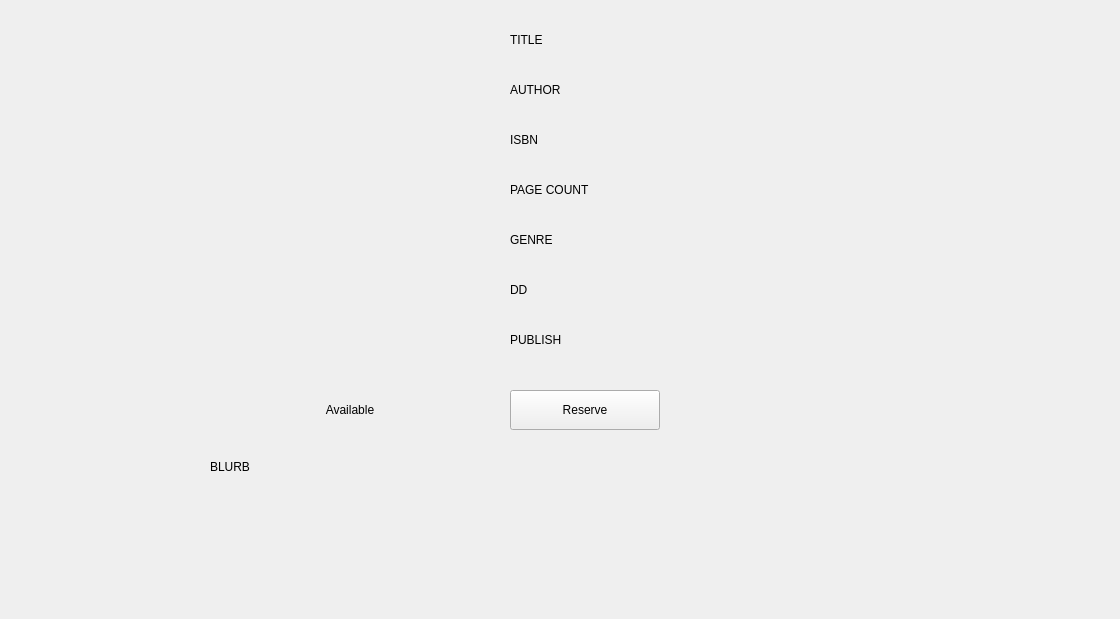
Before: the Qt Designer form viewbook.ui in Frederick-Rive/CS106_LibrarySystem_GroupProject, drawn with Qt 5.
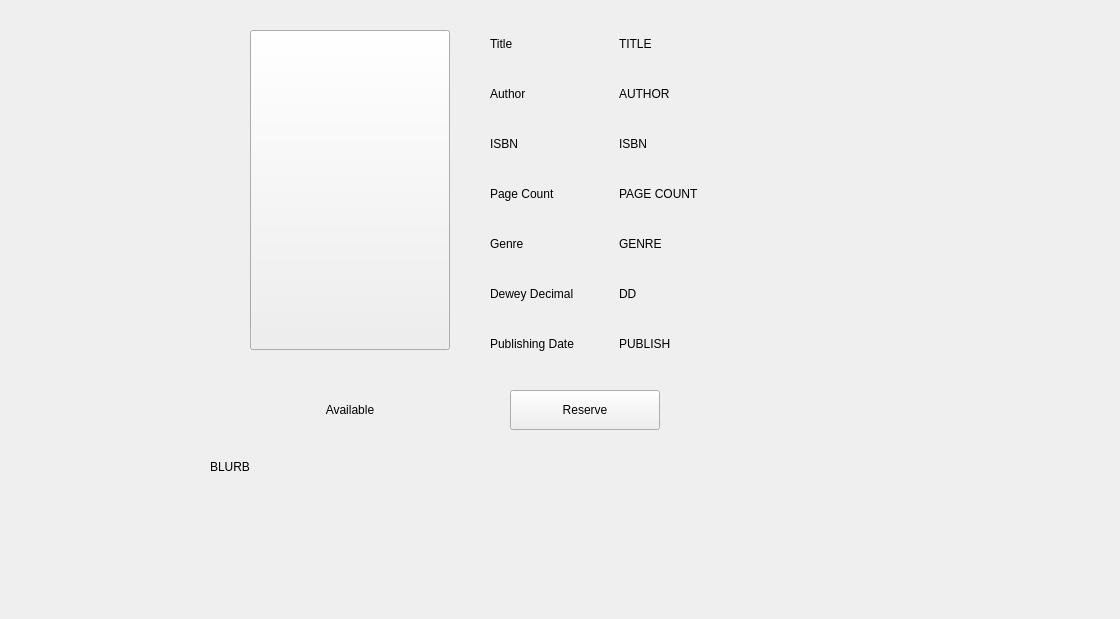
After: the same form once the commit is applied.

```diff
--- a/viewbook.ui
+++ b/viewbook.ui
@@ -19,19 +19,6 @@
   <property name="windowTitle">
    <string>Form</string>
   </property>
-  <widget class="QLabel" name="coverLabel">
-   <property name="geometry">
-    <rect>
-     <x>250</x>
-     <y>30</y>
-     <width>200</width>
-     <height>320</height>
-    </rect>
-   </property>
-   <property name="text">
-    <string/>
-   </property>
-  </widget>
   <widget class="QPushButton" name="prebookButton">
    <property name="geometry">
     <rect>
@@ -45,106 +32,6 @@
     <string>Reserve</string>
    </property>
   </widget>
-  <widget class="QLabel" name="titleLabel">
-   <property name="geometry">
-    <rect>
-     <x>510</x>
-     <y>20</y>
-     <width>500</width>
-     <height>40</height>
-    </rect>
-   </property>
-   <property name="minimumSize">
-    <size>
-     <width>100</width>
-     <height>40</height>
-    </size>
-   </property>
-   <property name="maximumSize">
-    <size>
-     <width>500</width>
-     <height>40</height>
-    </size>
-   </property>
-   <property name="text">
-    <string>TITLE</string>
-   </property>
-  </widget>
-  <widget class="QLabel" name="authorLabel">
-   <property name="geometry">
-    <rect>
-     <x>510</x>
-     <y>70</y>
-     <width>500</width>
-     <height>40</height>
-    </rect>
-   </property>
-   <property name="minimumSize">
-    <size>
-     <width>100</width>
-     <height>40</height>
-    </size>
-   </property>
-   <property name="maximumSize">
-    <size>
-     <width>500</width>
-     <height>40</height>
-    </size>
-   </property>
-   <property name="text">
-    <string>AUTHOR</string>
-   </property>
-  </widget>
-  <widget class="QLabel" name="isbnLabel">
-   <property name="geometry">
-    <rect>
-     <x>510</x>
-     <y>120</y>
-     <width>500</width>
-     <height>40</height>
-    </rect>
-   </property>
-   <property name="minimumSize">
-    <size>
-     <width>100</width>
-     <height>40</height>
-    </size>
-   </property>
-   <property name="maximumSize">
-    <size>
-     <width>500</width>
-     <height>40</height>
-    </size>
-   </property>
-   <property name="text">
-    <string>ISBN</string>
-   </property>
-  </widget>
-  <widget class="QLabel" name="pgLabel">
-   <property name="geometry">
-    <rect>
-     <x>510</x>
-     <y>170</y>
-     <width>500</width>
-     <height>40</height>
-    </rect>
-   </property>
-   <property name="minimumSize">
-    <size>
-     <width>100</width>
-     <height>40</height>
-    </size>
-   </property>
-   <property name="maximumSize">
-    <size>
-     <width>500</width>
-     <height>40</height>
-    </size>
-   </property>
-   <property name="text">
-    <string>PAGE COUNT</string>
-   </property>
-  </widget>
   <widget class="QLabel" name="availableLabel">
    <property name="geometry">
     <rect>
@@ -173,56 +60,6 @@
     <set>Qt::AlignCenter</set>
    </property>
   </widget>
-  <widget class="QLabel" name="genreLabel">
-   <property name="geometry">
-    <rect>
-     <x>510</x>
-     <y>220</y>
-     <width>500</width>
-     <height>40</height>
-    </rect>
-   </property>
-   <property name="minimumSize">
-    <size>
-     <width>100</width>
-     <height>40</height>
-    </size>
-   </property>
-   <property name="maximumSize">
-    <size>
-     <width>500</width>
-     <height>40</height>
-    </size>
-   </property>
-   <property name="text">
-    <string>GENRE</string>
-   </property>
-  </widget>
-  <widget class="QLabel" name="ddLabel">
-   <property name="geometry">
-    <rect>
-     <x>510</x>
-     <y>270</y>
-     <width>500</width>
-     <height>40</height>
-    </rect>
-   </property>
-   <property name="minimumSize">
-    <size>
-     <width>100</width>
-     <height>40</height>
-    </size>
-   </property>
-   <property name="maximumSize">
-    <size>
-     <width>500</width>
-     <height>40</height>
-    </size>
-   </property>
-   <property name="text">
-    <string>DD</string>
-   </property>
-  </widget>
   <widget class="QLabel" name="blurbLabel">
    <property name="geometry">
     <rect>
@@ -251,31 +88,321 @@
     <set>Qt::AlignLeading|Qt::AlignLeft|Qt::AlignTop</set>
    </property>
   </widget>
-  <widget class="QLabel" name="publishdateLabel">
+  <widget class="QPushButton" name="coverLabel">
    <property name="geometry">
     <rect>
-     <x>510</x>
-     <y>320</y>
-     <width>500</width>
-     <height>40</height>
+     <x>250</x>
+     <y>30</y>
+     <width>200</width>
+     <height>320</height>
     </rect>
    </property>
-   <property name="minimumSize">
-    <size>
-     <width>100</width>
-     <height>40</height>
-    </size>
-   </property>
-   <property name="maximumSize">
-    <size>
-     <width>500</width>
-     <height>40</height>
-    </size>
-   </property>
    <property name="text">
-    <string>PUBLISH</string>
+    <string/>
    </property>
   </widget>
+  <widget class="QWidget" name="labels" native="true">
+   <property name="geometry">
+    <rect>
+     <x>490</x>
+     <y>20</y>
+     <width>131</width>
+     <height>351</height>
+    </rect>
+   </property>
+   <layout class="QVBoxLayout" name="labelLayout">
+    <property name="leftMargin">
+     <number>0</number>
+    </property>
+    <property name="topMargin">
+     <number>0</number>
+    </property>
+    <property name="rightMargin">
+     <number>0</number>
+    </property>
+    <property name="bottomMargin">
+     <number>0</number>
+    </property>
+    <item>
+     <widget class="QLabel" name="titleLabel_2">
+      <property name="minimumSize">
+       <size>
+        <width>100</width>
+        <height>40</height>
+       </size>
+      </property>
+      <property name="maximumSize">
+       <size>
+        <width>500</width>
+        <height>40</height>
+       </size>
+      </property>
+      <property name="text">
+       <string>Title</string>
+      </property>
+     </widget>
+    </item>
+    <item>
+     <widget class="QLabel" name="authorLabel_2">
+      <property name="minimumSize">
+       <size>
+        <width>100</width>
+        <height>40</height>
+       </size>
+      </property>
+      <property name="maximumSize">
+       <size>
+        <width>500</width>
+        <height>40</height>
+       </size>
+      </property>
+      <property name="text">
+       <string>Author</string>
+      </property>
+     </widget>
+    </item>
+    <item>
+     <widget class="QLabel" name="isbnLabel_2">
+      <property name="minimumSize">
+       <size>
+        <width>100</width>
+        <height>40</height>
+       </size>
+      </property>
+      <property name="maximumSize">
+       <size>
+        <width>500</width>
+        <height>40</height>
+       </size>
+      </property>
+      <property name="text">
+       <string>ISBN</string>
+      </property>
+     </widget>
+    </item>
+    <item>
+     <widget class="QLabel" name="pgLabel_2">
+      <property name="minimumSize">
+       <size>
+        <width>100</width>
+        <height>40</height>
+       </size>
+      </property>
+      <property name="maximumSize">
+       <size>
+        <width>500</width>
+        <height>40</height>
+       </size>
+      </property>
+      <property name="text">
+       <string>Page Count</string>
+      </property>
+     </widget>
+    </item>
+    <item>
+     <widget class="QLabel" name="genreLabel_2">
+      <property name="minimumSize">
+       <size>
+        <width>100</width>
+        <height>40</height>
+       </size>
+      </property>
+      <property name="maximumSize">
+       <size>
+        <width>500</width>
+        <height>40</height>
+       </size>
+      </property>
+      <property name="text">
+       <string>Genre</string>
+      </property>
+     </widget>
+    </item>
+    <item>
+     <widget class="QLabel" name="ddLabel_2">
+      <property name="minimumSize">
+       <size>
+        <width>100</width>
+        <height>40</height>
+       </size>
+      </property>
+      <property name="maximumSize">
+       <size>
+        <width>500</width>
+        <height>40</height>
+       </size>
+      </property>
+      <property name="text">
+       <string>Dewey Decimal</string>
+      </property>
+     </widget>
+    </item>
+    <item>
+     <widget class="QLabel" name="publishdateLabel_2">
+      <property name="minimumSize">
+       <size>
+        <width>100</width>
+        <height>40</height>
+       </size>
+      </property>
+      <property name="maximumSize">
+       <size>
+        <width>500</width>
+        <height>40</height>
+       </size>
+      </property>
+      <property name="text">
+       <string>Publishing Date</string>
+      </property>
+     </widget>
+    </item>
+   </layout>
+  </widget>
+  <widget class="QWidget" name="">
+   <property name="geometry">
+    <rect>
+     <x>619</x>
+     <y>20</y>
+     <width>431</width>
+     <height>351</height>
+    </rect>
+   </property>
+   <layout class="QVBoxLayout" name="dataLayout">
+    <item>
+     <widget class="QLabel" name="titleLabel">
+      <property name="minimumSize">
+       <size>
+        <width>100</width>
+        <height>40</height>
+       </size>
+      </property>
+      <property name="maximumSize">
+       <size>
+        <width>500</width>
+        <height>40</height>
+       </size>
+      </property>
+      <property name="text">
+       <string>TITLE</string>
+      </property>
+     </widget>
+    </item>
+    <item>
+     <widget class="QLabel" name="authorLabel">
+      <property name="minimumSize">
+       <size>
+        <width>100</width>
+        <height>40</height>
+       </size>
+      </property>
+      <property name="maximumSize">
+       <size>
+        <width>500</width>
+        <height>40</height>
+       </size>
+      </property>
+      <property name="text">
+       <string>AUTHOR</string>
+      </property>
+     </widget>
+    </item>
+    <item>
+     <widget class="QLabel" name="isbnLabel">
+      <property name="minimumSize">
+       <size>
+        <width>100</width>
+        <height>40</height>
+       </size>
+      </property>
+      <property name="maximumSize">
+       <size>
+        <width>500</width>
+        <height>40</height>
+       </size>
+      </property>
+      <property name="text">
+       <string>ISBN</string>
+      </property>
+     </widget>
+    </item>
+    <item>
+     <widget class="QLabel" name="pgLabel">
+      <property name="minimumSize">
+       <size>
+        <width>100</width>
+        <height>40</height>
+       </size>
+      </property>
+      <property name="maximumSize">
+       <size>
+        <width>500</width>
+        <height>40</height>
+       </size>
+      </property>
+      <property name="text">
+       <string>PAGE COUNT</string>
+      </property>
+     </widget>
+    </item>
+    <item>
+     <widget class="QLabel" name="genreLabel">
+      <property name="minimumSize">
+       <size>
+        <width>100</width>
+        <height>40</height>
+       </size>
+      </property>
+      <property name="maximumSize">
+       <size>
+        <width>500</width>
+        <height>40</height>
+       </size>
+      </property>
+      <property name="text">
+       <string>GENRE</string>
+      </property>
+     </widget>
+    </item>
+    <item>
+     <widget class="QLabel" name="ddLabel">
+      <property name="minimumSize">
+       <size>
+        <width>100</width>
+        <height>40</height>
+       </size>
+      </property>
+      <property name="maximumSize">
+       <size>
+        <width>500</width>
+        <height>40</height>
+       </size>
+      </property>
+      <property name="text">
+       <string>DD</string>
+      </property>
+     </widget>
+    </item>
+    <item>
+     <widget class="QLabel" name="publishdateLabel">
+      <property name="minimumSize">
+       <size>
+        <width>100</width>
+        <height>40</height>
+       </size>
+      </property>
+      <property name="maximumSize">
+       <size>
+        <width>500</width>
+        <height>40</height>
+       </size>
+      </property>
+      <property name="text">
+       <string>PUBLISH</string>
+      </property>
+     </widget>
+    </item>
+   </layout>
+  </widget>
  </widget>
  <resources/>
  <connections/>
```
